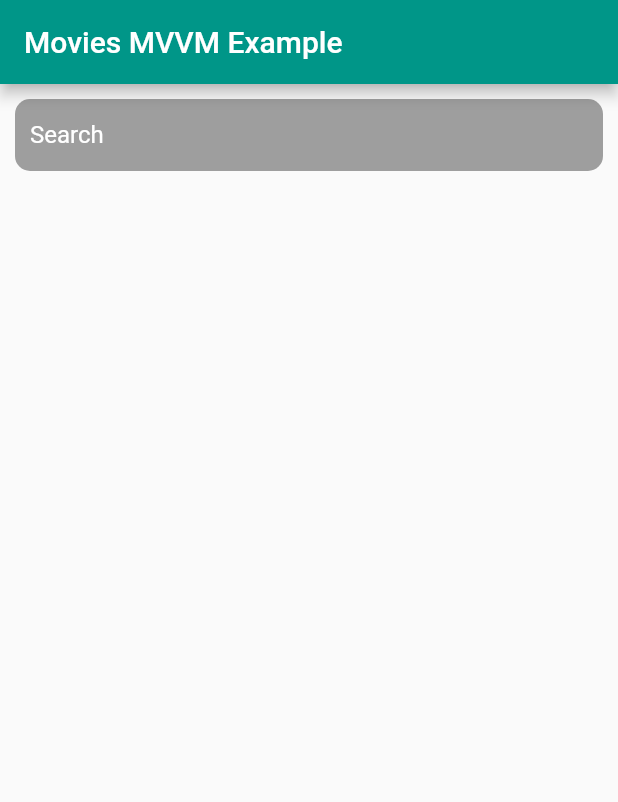
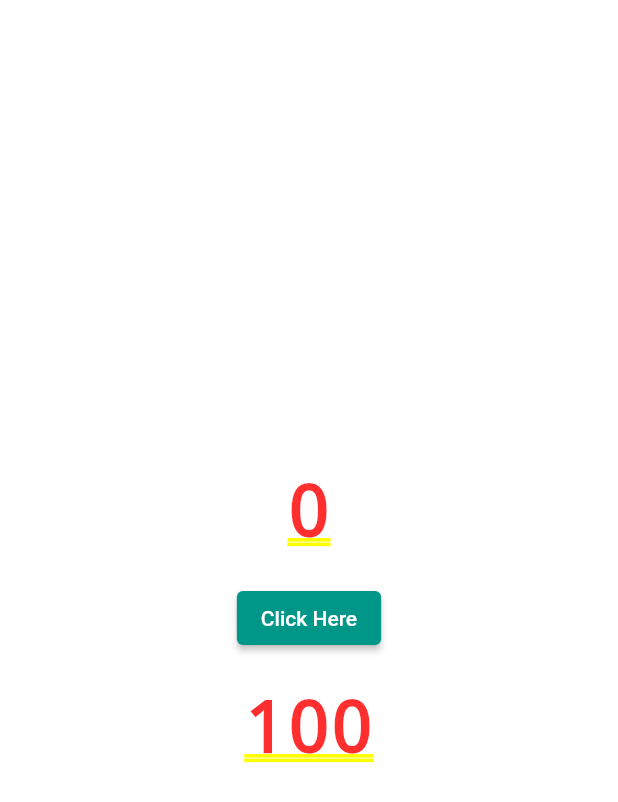
Before and after one commit to HeySitam/MovieFreaks, a Flutter app: the screen it shows after launch, on a phone screen of 412 x 824 dp. Shown: the top 802 px of the screen. Run offline on Flutter 3.47's test engine with Material 2 defaults, Android fonts, the phone set to English and light mode, and no system bars; our stand-ins replace dio.

Commit message:
Multi Provider and Consumer implemented

```diff
--- a/lib/main.dart
+++ b/lib/main.dart
@@ -1,5 +1,8 @@
 import 'package:flutter/cupertino.dart';
 import 'package:flutter/material.dart';
+import 'package:flutter_ui_practice/providers/count_down_provider.dart';
+import 'package:flutter_ui_practice/providers/count_up_provider.dart';
+import 'package:flutter_ui_practice/ui/pages/dummy_checking_page.dart';
 import 'package:flutter_ui_practice/ui/pages/movie_list_page.dart';
 import 'package:flutter_ui_practice/viewmodels/movie_list_viewmodel.dart';
 import 'package:provider/provider.dart';
@@ -12,11 +15,18 @@ class App extends StatelessWidget {
         title: "Movies MVVM Example",
         debugShowCheckedModeBanner: false,
         theme: ThemeData(primarySwatch: Colors.teal),
-        home:
-        ChangeNotifierProvider(
-          create: (context) => MovieListViewModel(),
-          child: MovieListPage(),
+        home: MultiProvider(
+          providers: [
+            ChangeNotifierProvider(create: (_) => MovieListViewModel()),
+            ChangeNotifierProvider(create: (_) => CountUpProvider()),
+            ChangeNotifierProvider(create: (_) => CountDownProvider()),
+          ],
+          child: DummyCheckingPage(),
         )
+        // ChangeNotifierProvider(
+        //   create: (context) => MovieListViewModel(),
+        //   child: DummyCheckingPage(),
+        // )
     );
   }
 }
--- /dev/null
+++ b/lib/providers/count_down_provider.dart
@@ -0,0 +1,14 @@
+import 'package:flutter/cupertino.dart';
+
+class CountDownProvider extends ChangeNotifier {
+  int _countDown = 100;
+
+  get getCountDown => _countDown;
+
+  void setCountDown() {
+    if(_countDown > 0){
+      _countDown--;
+    }
+    notifyListeners();
+  }
+}
--- /dev/null
+++ b/lib/providers/count_up_provider.dart
@@ -0,0 +1,12 @@
+import 'package:flutter/cupertino.dart';
+
+class CountUpProvider extends ChangeNotifier {
+  int _countUp = 0;
+
+  get getCountUp => _countUp;
+
+  void setCountUp() {
+    _countUp++;
+    notifyListeners();
+  }
+}
--- /dev/null
+++ b/lib/ui/pages/dummy_checking_page.dart
@@ -0,0 +1,57 @@
+import 'package:flutter/cupertino.dart';
+import 'package:flutter/material.dart';
+import 'package:flutter_ui_practice/providers/count_up_provider.dart';
+import 'package:provider/provider.dart';
+
+import '../../providers/count_down_provider.dart';
+
+class DummyCheckingPage extends StatefulWidget {
+  @override
+  State<DummyCheckingPage> createState() => _DummyCheckingPageState();
+}
+
+class _DummyCheckingPageState extends State<DummyCheckingPage> {
+  // CountUpProvider? _upProvider;
+  // CountDownProvider? _downProvider;
+
+  @override
+  void initState() {
+    // _upProvider = Provider.of<CountUpProvider>(context,listen: false);
+    // _downProvider = Provider.of<CountDownProvider>(context,listen: false);
+    super.initState();
+  }
+
+  @override
+  Widget build(BuildContext context) {
+    // _upProvider = Provider.of<CountUpProvider>(context,listen: true);
+    // _downProvider = Provider.of<CountDownProvider>(context,listen: true);
+    print("Build");
+    return Container(
+      child: Center(
+        child: Column(
+          mainAxisAlignment: MainAxisAlignment.center,
+          children: [
+            Consumer<CountUpProvider>(builder: (context,provider,child){
+              return Text(provider.getCountUp.toString());
+            }),
+            SizedBox(height: 20,),
+            Consumer2<CountUpProvider,CountDownProvider>(
+              builder: (context,upProvider, downProvider,child) {
+                return ElevatedButton(
+                    onPressed: () {
+                      upProvider.setCountUp();
+                      downProvider.setCountDown();
+                    },
+                    child: Text("Click Here"));
+              },
+            ),
+            SizedBox(height: 20,),
+            Consumer<CountDownProvider>(builder: (context,provider,child){
+              return Text(provider.getCountDown.toString());
+            })
+          ],
+        ),
+      ),
+    );
+  }
+}
```
Also changed, not shown: pubspec.lock.
